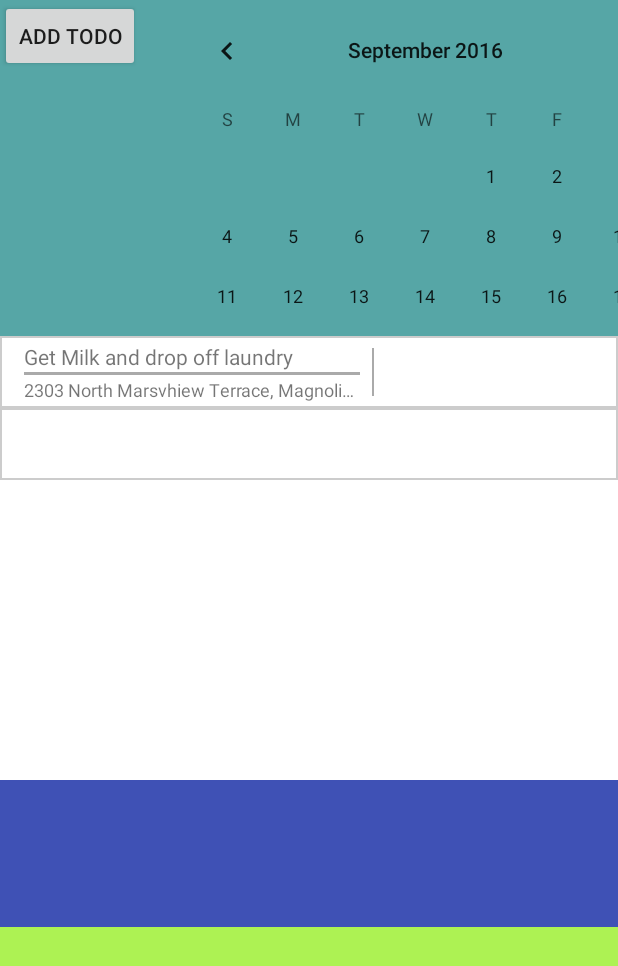
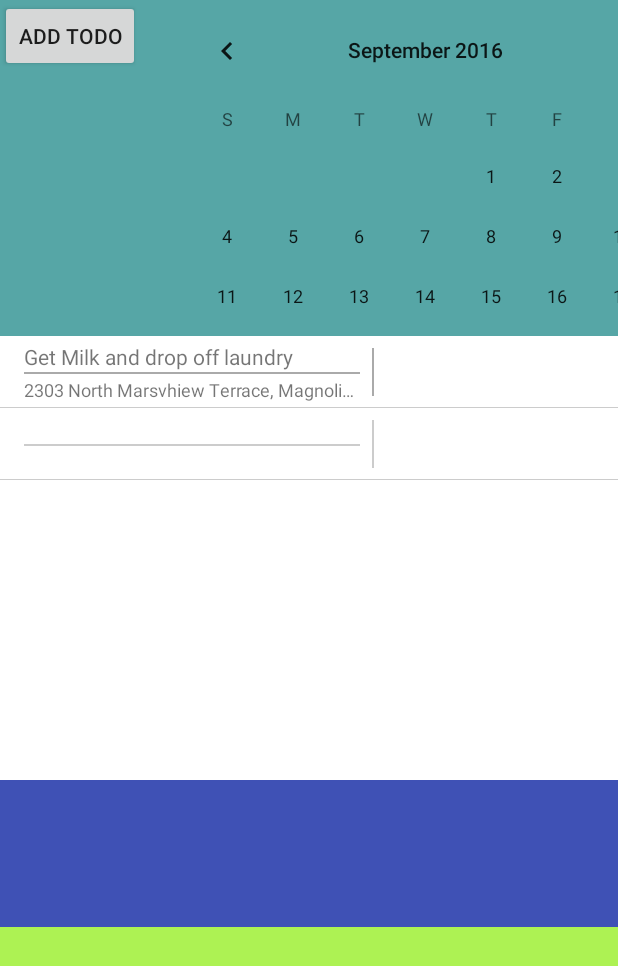
Before and after one commit to shogunatealex/CalendarMapApp, an Android app: the screen it shows after launch (FrontPage), after a tap on an icon or button, on a phone screen of 412 x 824 dp. Shown: the top 966 px of the screen. Run offline under Robolectric (Android 15) with nearby library versions, the phone set to English and light mode, and no system bars; 1 other tap on this screen came first.

Commit message:
Added Programatic Todo Style/Redesigned Stylesheet
Added the same style i had in XML for the todo List to the program so
that a button can activate it. Now the location is also dynamic. Also
redesigned the stylesheet so that only the stroke seperating line
appears on the bottom. This prevents a 2dp line inbetween two items,
making for a cleaner look.

```diff
--- a/app/src/main/res/drawable/customborder.xml
+++ b/app/src/main/res/drawable/customborder.xml
@@ -1,6 +1,15 @@
 <?xml version="1.0" encoding="UTF-8"?>
-<shape xmlns:android="http://schemas.android.com/apk/res/android" android:shape="rectangle">
 
-    <stroke android:width="1dip" android:color="#CCCCCC" />
-    <solid android:color="#FFFFFF"/>
-</shape>
+
+<layer-list xmlns:android="http://schemas.android.com/apk/res/android">
+<item>
+    <shape android:shape="rectangle">
+        <solid android:color="#CCCCCC" />
+    </shape>
+</item>
+<item android:bottom="1dp">
+    <shape android:shape="rectangle">
+        <solid android:color="#FFFFFF" />
+    </shape>
+</item>
+</layer-list>
--- a/app/src/main/res/layout/activity_front_page.xml
+++ b/app/src/main/res/layout/activity_front_page.xml
@@ -92,7 +92,7 @@
                         android:layout_marginLeft="16dp"
                         android:layout_marginTop="24dp"
                         android:layout_width="224dp"
-                        android:layout_height="2dp"
+                        android:layout_height="1dp"
                         android:background="@android:color/darker_gray"/>
                     <View
                         android:layout_marginLeft="248dp"
```
Also changed, not shown: app/src/main/java/com/adventurousalex/calendargooglemapapiapp/FrontPage.java (+45 -3 lines).
